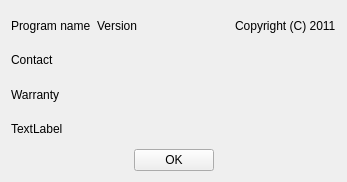
Old version of the form trunk/Forms/AboutDialog/aboutdialog.ui in the repository pangaea-data-publisher/Split2Events.
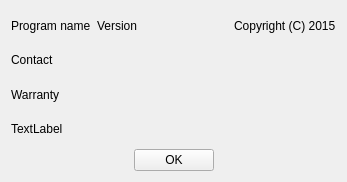
New version of the form.

Patch:
```diff
--- a/trunk/Forms/AboutDialog/aboutdialog.ui
+++ b/trunk/Forms/AboutDialog/aboutdialog.ui
@@ -52,7 +52,7 @@
      <item>
       <widget class="QLabel" name="Copyright">
        <property name="text">
-        <string>Copyright (C) 2011</string>
+        <string>Copyright (C) 2015</string>
        </property>
       </widget>
      </item>
```
